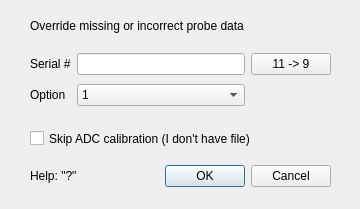
This is Forms/IMForceDlg.ui in billkarsh/SpikeGLX as Qt 5 draws it before an edit. The edited form follows.
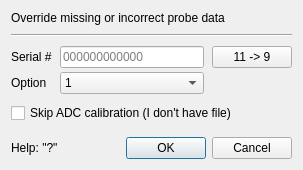
This is the edited form.

Commit message: Make all dialogs resizing, prettier

The edit to the form file:
```diff
--- a/Forms/IMForceDlg.ui
+++ b/Forms/IMForceDlg.ui
@@ -6,56 +6,29 @@
    <rect>
     <x>0</x>
     <y>0</y>
-    <width>360</width>
-    <height>209</height>
+    <width>293</width>
+    <height>170</height>
    </rect>
   </property>
   <property name="windowTitle">
    <string>Enter Probe Data Manually</string>
   </property>
-  <widget class="QDialogButtonBox" name="buttonBox">
-   <property name="geometry">
-    <rect>
-     <x>140</x>
-     <y>160</y>
-     <width>191</width>
-     <height>32</height>
-    </rect>
+  <layout class="QGridLayout" name="gridLayout_2">
+   <property name="verticalSpacing">
+    <number>9</number>
    </property>
-   <property name="orientation">
-    <enum>Qt::Horizontal</enum>
-   </property>
-   <property name="standardButtons">
-    <set>QDialogButtonBox::Cancel|QDialogButtonBox::Ok</set>
-   </property>
-  </widget>
-  <widget class="QLabel" name="label">
-   <property name="geometry">
-    <rect>
-     <x>30</x>
-     <y>16</y>
-     <width>291</width>
-     <height>20</height>
-    </rect>
-   </property>
-   <property name="text">
-    <string>Override missing or incorrect probe data</string>
-   </property>
-  </widget>
-  <widget class="QWidget" name="gridLayoutWidget">
-   <property name="geometry">
-    <rect>
-     <x>30</x>
-     <y>50</y>
-     <width>301</width>
-     <height>61</height>
-    </rect>
-   </property>
+   <item row="2" column="0">
    <layout class="QGridLayout" name="gridLayout">
+     <property name="horizontalSpacing">
+      <number>8</number>
+     </property>
+     <property name="verticalSpacing">
+      <number>4</number>
+     </property>
     <item row="0" column="0">
      <widget class="QLabel" name="label_2">
       <property name="sizePolicy">
-       <sizepolicy hsizetype="Minimum" vsizetype="Preferred">
+        <sizepolicy hsizetype="Preferred" vsizetype="Preferred">
         <horstretch>0</horstretch>
         <verstretch>0</verstretch>
        </sizepolicy>
@@ -70,12 +43,15 @@
       <property name="text">
        <string/>
       </property>
+       <property name="placeholderText">
+        <string>000000000000</string>
+       </property>
      </widget>
     </item>
     <item row="1" column="0">
      <widget class="QLabel" name="label_3">
       <property name="sizePolicy">
-       <sizepolicy hsizetype="Minimum" vsizetype="Preferred">
+        <sizepolicy hsizetype="Preferred" vsizetype="Preferred">
         <horstretch>0</horstretch>
         <verstretch>0</verstretch>
        </sizepolicy>
@@ -87,6 +63,12 @@
     </item>
     <item row="0" column="2">
      <widget class="QPushButton" name="stripBut">
+       <property name="sizePolicy">
+        <sizepolicy hsizetype="Preferred" vsizetype="Preferred">
+         <horstretch>0</horstretch>
+         <verstretch>0</verstretch>
+        </sizepolicy>
+       </property>
       <property name="toolTip">
        <string>Paste an 11-digit label then strip it to middle 9</string>
       </property>
@@ -132,33 +114,103 @@
      </widget>
     </item>
    </layout>
-  </widget>
-  <widget class="QCheckBox" name="skipChk">
-   <property name="geometry">
-    <rect>
-     <x>30</x>
-     <y>130</y>
-     <width>301</width>
-     <height>17</height>
-    </rect>
-   </property>
-   <property name="text">
-    <string>Skip ADC calibration (I don't have file)</string>
-   </property>
-  </widget>
+   </item>
+   <item row="5" column="0">
+    <layout class="QHBoxLayout" name="horizontalLayout">
+     <property name="spacing">
+      <number>8</number>
+     </property>
+     <item>
   <widget class="QLabel" name="label_4">
-   <property name="geometry">
-    <rect>
-     <x>30</x>
-     <y>165</y>
-     <width>101</width>
-     <height>21</height>
-    </rect>
-   </property>
    <property name="text">
     <string>Help: &quot;?&quot;</string>
    </property>
   </widget>
+     </item>
+     <item>
+      <spacer name="horizontalSpacer">
+       <property name="orientation">
+        <enum>Qt::Horizontal</enum>
+       </property>
+       <property name="sizeType">
+        <enum>QSizePolicy::MinimumExpanding</enum>
+       </property>
+       <property name="sizeHint" stdset="0">
+        <size>
+         <width>60</width>
+         <height>20</height>
+        </size>
+       </property>
+      </spacer>
+     </item>
+     <item>
+      <widget class="QDialogButtonBox" name="buttonBox">
+       <property name="sizePolicy">
+        <sizepolicy hsizetype="Expanding" vsizetype="Preferred">
+         <horstretch>0</horstretch>
+         <verstretch>0</verstretch>
+        </sizepolicy>
+       </property>
+       <property name="focusPolicy">
+        <enum>Qt::StrongFocus</enum>
+       </property>
+       <property name="orientation">
+        <enum>Qt::Horizontal</enum>
+       </property>
+       <property name="standardButtons">
+        <set>QDialogButtonBox::Cancel|QDialogButtonBox::Ok</set>
+       </property>
+      </widget>
+     </item>
+    </layout>
+   </item>
+   <item row="4" column="0">
+    <spacer name="verticalSpacer">
+     <property name="orientation">
+      <enum>Qt::Vertical</enum>
+     </property>
+     <property name="sizeHint" stdset="0">
+      <size>
+       <width>0</width>
+       <height>2</height>
+      </size>
+     </property>
+    </spacer>
+   </item>
+   <item row="0" column="0">
+    <widget class="QLabel" name="label">
+     <property name="text">
+      <string>Override missing or incorrect probe data</string>
+     </property>
+    </widget>
+   </item>
+   <item row="3" column="0">
+    <widget class="QCheckBox" name="skipChk">
+     <property name="sizePolicy">
+      <sizepolicy hsizetype="Preferred" vsizetype="Preferred">
+       <horstretch>0</horstretch>
+       <verstretch>0</verstretch>
+      </sizepolicy>
+     </property>
+     <property name="text">
+      <string>Skip ADC calibration (I don't have file)</string>
+     </property>
+    </widget>
+   </item>
+   <item row="1" column="0">
+    <widget class="Line" name="line">
+     <property name="sizePolicy">
+      <sizepolicy hsizetype="Expanding" vsizetype="Fixed">
+       <horstretch>0</horstretch>
+       <verstretch>0</verstretch>
+      </sizepolicy>
+     </property>
+     <property name="orientation">
+      <enum>Qt::Horizontal</enum>
+     </property>
+    </widget>
+   </item>
+  </layout>
  </widget>
  <tabstops>
   <tabstop>snLE</tabstop>
```
Left out of the diff: 1 changed line with no effect on the pictures. Lines whose indentation alone changed are shown as unchanged. The commit also changes 15 other files.
